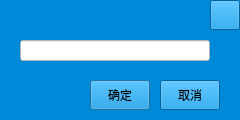
First picture: the form in msg.ui, repository LiHanyang/-, before the edit.
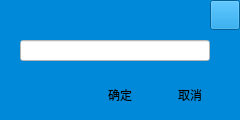
Second picture: the form after the edit. Icons and pictures are not drawn.

```diff
--- a/msg.ui
+++ b/msg.ui
@@ -38,6 +38,21 @@
      <height>30</height>
     </rect>
    </property>
+   <property name="styleSheet">
+    <string notr="true">QPushButton#okButton
+{
+	font: 25 9pt &quot;Microsoft YaHei&quot;;
+    border-image: url(:/Resources/images/Button.jpg);
+    border-radius:5px;
+}
+
+QPushButton#okButton:pressed
+{
+    border-image: url(:/Resources/images/Button.jpg);
+    padding-left:2px;
+    padding-top:2px;
+}</string>
+   </property>
    <property name="text">
     <string>确定</string>
    </property>
@@ -51,6 +66,21 @@
      <height>30</height>
     </rect>
    </property>
+   <property name="styleSheet">
+    <string notr="true">QPushButton#cancelButton
+{
+	font: 25 9pt &quot;Microsoft YaHei&quot;;
+    border-image: url(:/Resources/images/Button.jpg);
+    border-radius:5px;
+}
+
+QPushButton#cancelButton:pressed
+{
+    border-image: url(:/Resources/images/Button.jpg);
+    padding-left:2px;
+    padding-top:2px;
+}</string>
+   </property>
    <property name="text">
     <string>取消</string>
    </property>
```
